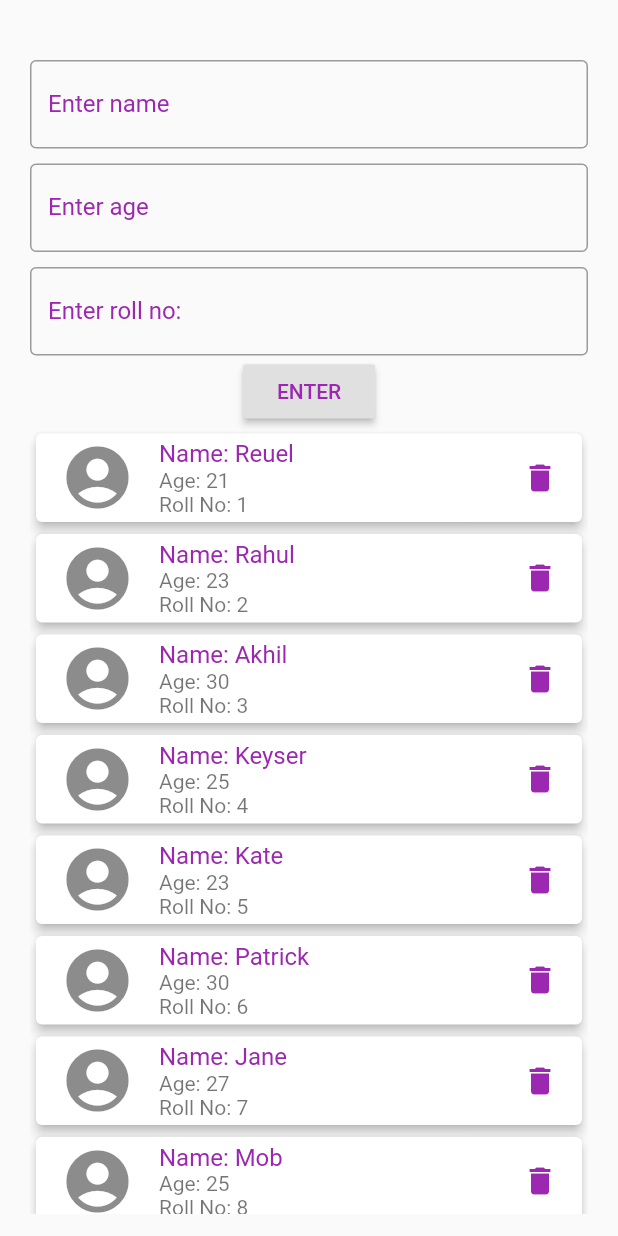
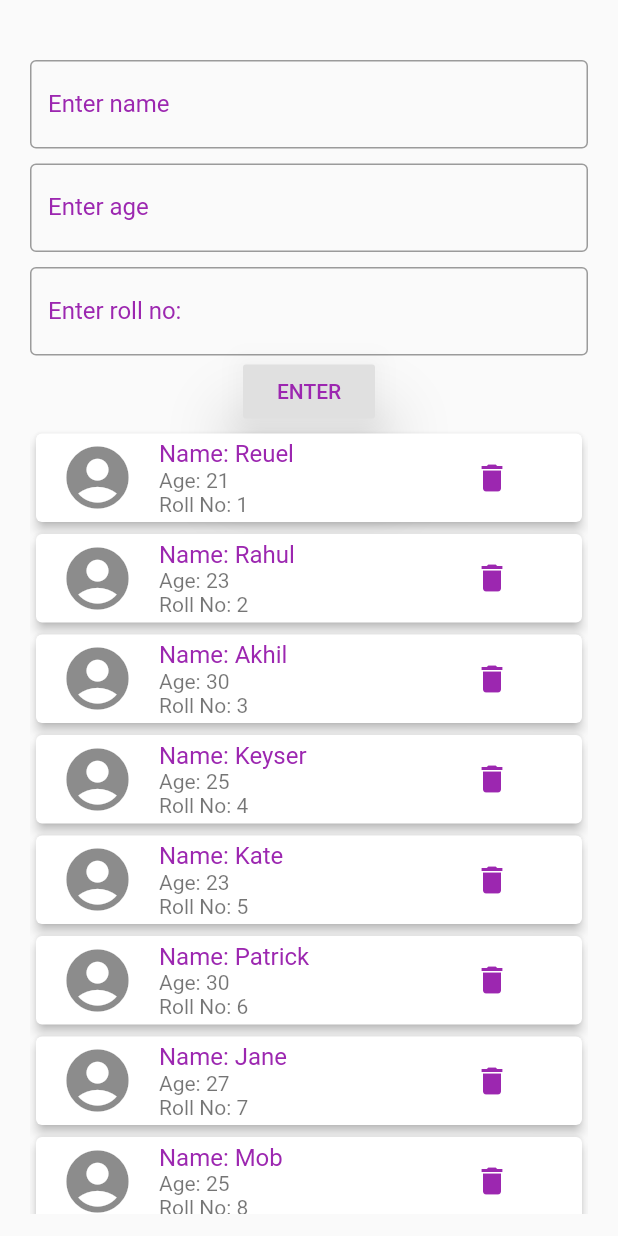
Before and after one commit to akbersalim/flutter-class-12, a Flutter app: the screen it shows after launch, on a phone screen of 412 x 824 dp. Run offline on Flutter 3.47's test engine with Material 2 defaults, Android fonts, the phone set to English and light mode, and no system bars.

Commit message:
Material Buttons Added

```diff
--- a/lib/main.dart
+++ b/lib/main.dart
@@ -83,6 +83,9 @@ class _MyBodyState extends State<MyBody> {
                   border: OutlineInputBorder()),
             ),
             RaisedButton(
+              elevation: 20.0,
+              highlightElevation: 2.0,
+              splashColor: Colors.purple,
               onPressed: () {
                 var nam = namecontroller.text;
                 var rno = rnocontroller.text;
@@ -121,14 +124,17 @@ class _MyBodyState extends State<MyBody> {
                           height: 40.0,
                         ),
                       ),*/
-                      trailing: GestureDetector(
-                          onTap: () {
+                      trailing: MaterialButton(
+                          onPressed: () {
                             setState(() {
                               name.removeAt(index);
                               age.removeAt(index);
                               rollno.removeAt(index);
                             });
                           },
+                          splashColor: Colors.white,
+                          shape: CircleBorder(),
+                          elevation: 20.0,
                           child: Icon(
                             Icons.delete,
                             color: Colors.purple,
```
